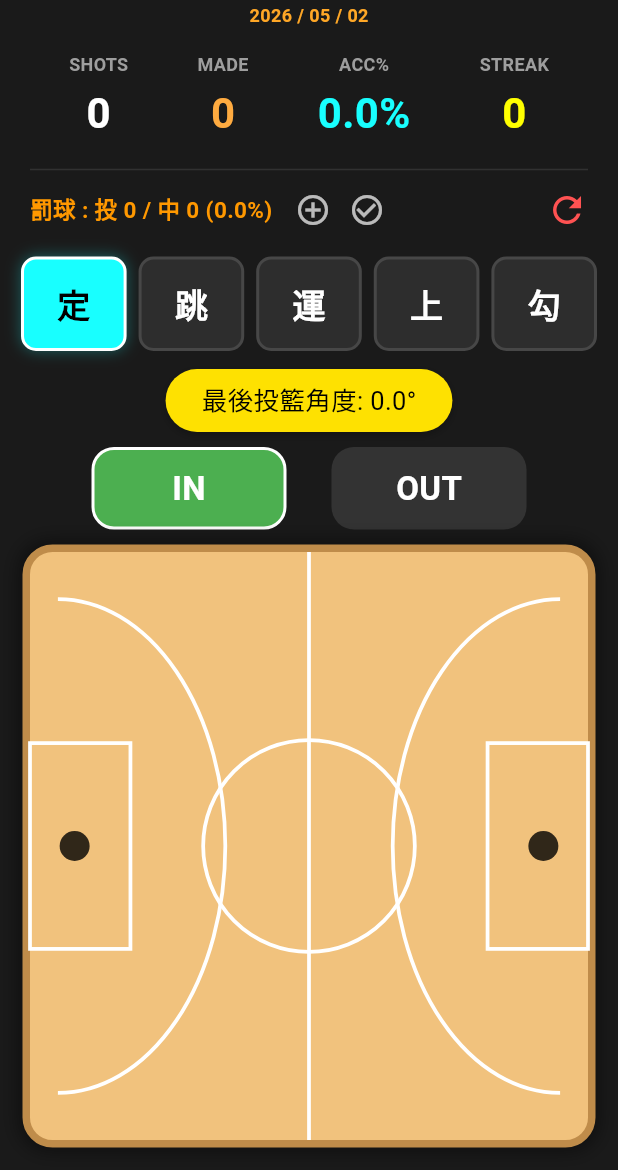
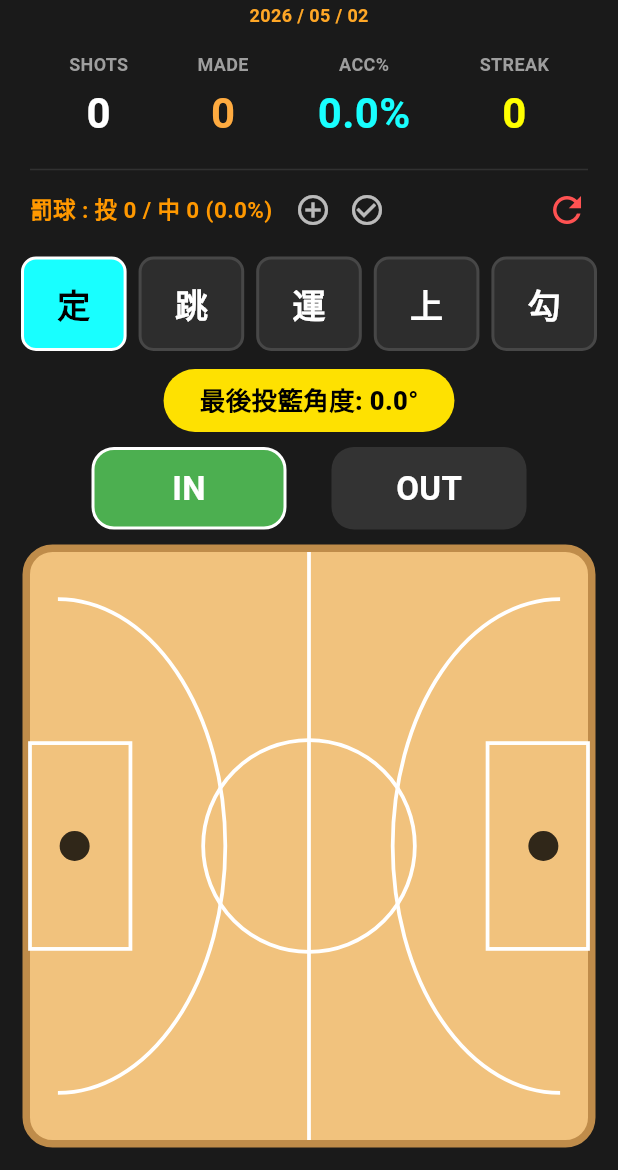
Before and after one commit to qp2ldilrul/basketball_trainer, a Flutter app: the screen it shows after launch, on a phone screen of 412 x 824 dp, the part 66-1236 px from its top. Run offline on Flutter 3.47's test engine with Material 3 defaults, Android fonts, the phone set to English and light mode, and no system bars.

Commit message:
force update basketball pro version

```diff
--- a/lib/main.dart
+++ b/lib/main.dart
@@ -71,14 +71,15 @@ class _ShotProScreenState extends State<ShotProScreen> {
     double basketY = size.height / 2;
 
     // 計算相對於籃框的位移
-    // dx: 往場內的距離 (正數)
-    // dy: 偏離中心線的距離 (正數)
+    // dx: 往場內的水平距離 (取絕對值)
+    // dy: 偏離中心線的垂直距離 (取絕對值)
     double dx = isLeftHalf ? (pos.dx - basketX) : (basketX - pos.dx);
     double dy = (pos.dy - basketY).abs();
 
     // 角度計算：
     // 使用 atan2(垂直位移, 水平位移) 得到與中心水平線的夾角 (0~90度)
-    // 加上 90 度，使得正對面(dy=0)是 90度，底角(dx趨近0)是 180度
+    // 當正對籃框時，dy=0, dx大 -> rad=0, 我們希望顯示 90
+    // 當在底角時，dx趨近0, dy大 -> rad=pi/2, 我們希望顯示 180
     double rad = math.atan2(dy, dx);
     double deg = rad * 180 / math.pi;
     double finalAngle = 90 + deg;
@@ -93,7 +94,7 @@ class _ShotProScreenState extends State<ShotProScreen> {
         color: _typeColors[_currentType]!,
       ));
 
-      // 更新連進次數
+      // 更新連進次數 (Streak)
       int currentStreak = 0;
       for (int i = _records.length - 1; i >= 0; i--) {
         if (_records[i].isMade) {
@@ -217,7 +218,7 @@ class _ShotProScreenState extends State<ShotProScreen> {
                 ],
               ),
             ),
-            // --- 投籃類型選擇器 (不擠壓完整版) ---
+            // --- 投籃類型選擇器 (平均分配空間) ---
             Padding(
               padding: const EdgeInsets.symmetric(horizontal: 10, vertical: 12),
               child: Row(
@@ -236,7 +237,6 @@ class _ShotProScreenState extends State<ShotProScreen> {
                             color: isSelected ? Colors.white : Colors.white12,
                             width: 2,
                           ),
-                          boxShadow: isSelected ? [BoxShadow(color: _typeColors[type]!.withOpacity(0.3), blurRadius: 8)] : null,
                         ),
                         child: Center(
                           child: Text(
@@ -254,18 +254,21 @@ class _ShotProScreenState extends State<ShotProScreen> {
                 }).toList(),
               ),
             ),
-            // --- 角度即時顯示 ---
+            // --- 角度即時顯示 (修正 FontWeight) ---
             Container(
               margin: const EdgeInsets.only(bottom: 10),
               padding: const EdgeInsets.symmetric(horizontal: 24, vertical: 8),
               decoration: BoxDecoration(
                 color: const Color(0xFFFEE101),
                 borderRadius: BorderRadius.circular(25),
-                boxShadow: const [BoxShadow(color: Colors.black26, blurRadius: 4, offset: Offset(0, 2))],
               ),
               child: Text(
                 '最後投籃角度: ${_lastAngle.toStringAsFixed(1)}°',
-                style: const TextStyle(color: Colors.black, fontWeight: FontWeight.black, fontSize: 17),
+                style: const TextStyle(
+                  color: Colors.black,
+                  fontWeight: FontWeight.w900, // 修正處：使用有效權重
+                  fontSize: 17
+                ),
               ),
             ),
             // --- IN / OUT 按鈕 ---
@@ -291,7 +294,6 @@ class _ShotProScreenState extends State<ShotProScreen> {
                       color: const Color(0xFFF1C27D),
                       borderRadius: BorderRadius.circular(20),
                       border: Border.all(color: const Color(0xFFBF8C4A), width: 5),
-                      boxShadow: const [BoxShadow(color: Colors.black45, blurRadius: 10, spreadRadius: 2)],
                     ),
                     child: LayoutBuilder(
                       builder: (context, constraints) {
@@ -408,16 +410,19 @@ class BasketballCourtPainter extends CustomPainter {
       final Paint pPaint = Paint()..color = record.color;
       canvas.drawCircle(record.position, 8, pPaint);
 
-      // 如果沒進，加個黑框
       if (!record.isMade) {
         canvas.drawCircle(record.position, 8, Paint()..color = Colors.black..style = PaintingStyle.stroke..strokeWidth = 2);
       }
 
-      // 角度文字顯示
       final TextPainter tp = TextPainter(
         text: TextSpan(
           text: '${record.angle.toStringAsFixed(1)}°',
-          style: const TextStyle(color: Colors.black, fontSize: 13, fontWeight: FontWeight.bold, backgroundColor: Colors.white70),
+          style: const TextStyle(
+            color: Colors.black,
+            fontSize: 13,
+            fontWeight: FontWeight.bold,
+            backgroundColor: Colors.white70
+          ),
         ),
         textDirection: TextDirection.ltr,
       )..layout();
```
